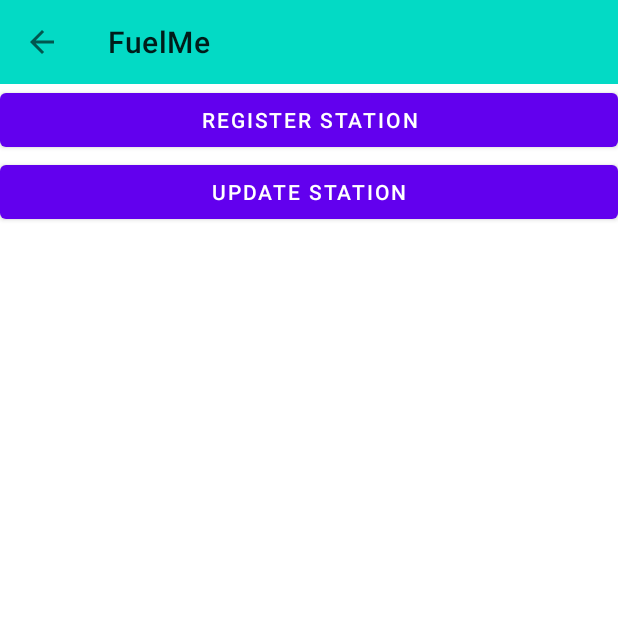
After one commit to paradocx96/FuelMe-App, an Android app: the OwnerDashboardActivity screen opened directly, with no data from a screen before it, on a phone screen of 412 x 824 dp, the top half of it. The commit adds this screen. Run offline under Robolectric (Android 15) with nearby library versions, the phone set to English and light mode, and no system bars.

Commit message:
Added OwnerDashboardActivity

```diff
--- a/app/src/main/AndroidManifest.xml
+++ b/app/src/main/AndroidManifest.xml
@@ -9,6 +9,13 @@
         android:roundIcon="@mipmap/ic_launcher_round"
         android:supportsRtl="true"
         android:theme="@style/Theme.FuelMe.NoActionBar">
+        <activity
+            android:name=".ui.owner_dashboard_screen.OwnerDashboardActivity"
+            android:exported="false">
+            <meta-data
+                android:name="android.app.lib_name"
+                android:value="" />
+        </activity>
         <activity
             android:name=".ui.mainscreen.StationSingleViewActivity"
             android:exported="false">
--- /dev/null
+++ b/app/src/main/java/com/example/fuelme/ui/owner_dashboard_screen/OwnerDashboardActivity.java
@@ -0,0 +1,41 @@
+package com.example.fuelme.ui.owner_dashboard_screen;
+
+import androidx.appcompat.app.AppCompatActivity;
+import androidx.appcompat.widget.Toolbar;
+
+import android.content.Intent;
+import android.os.Bundle;
+import android.view.View;
+import android.widget.Button;
+
+import com.example.fuelme.R;
+
+public class OwnerDashboardActivity extends AppCompatActivity {
+
+    Button btnRegisterStation, btnUpdateStation;
+
+    @Override
+    protected void onCreate(Bundle savedInstanceState) {
+        super.onCreate(savedInstanceState);
+        setContentView(R.layout.activity_owner_dashboard);
+
+        //instantiate toolbar and set the back button
+        Toolbar toolbar = (Toolbar) findViewById(R.id.owner_dashboard_toolbar);
+        setSupportActionBar(toolbar);
+        getSupportActionBar().setDisplayHomeAsUpEnabled(true);
+        getSupportActionBar().setDisplayShowHomeEnabled(true);
+
+        btnRegisterStation = findViewById(R.id.btn_registerStation);
+        btnUpdateStation = findViewById(R.id.btn_updateStation);
+
+
+    }
+
+    public void navigateToRegisterStation(View view){
+        //Intent intent = new Intent(this, )
+    }
+
+    public void  navigateToUpdate(View view){
+
+    }
+}
--- /dev/null
+++ b/app/src/main/res/layout/activity_owner_dashboard.xml
@@ -0,0 +1,35 @@
+<?xml version="1.0" encoding="utf-8"?>
+<LinearLayout xmlns:android="http://schemas.android.com/apk/res/android"
+    xmlns:app="http://schemas.android.com/apk/res-auto"
+    xmlns:tools="http://schemas.android.com/tools"
+    android:layout_width="match_parent"
+    android:layout_height="match_parent"
+    android:orientation="vertical"
+    tools:context=".ui.owner_dashboard_screen.OwnerDashboardActivity">
+
+    <androidx.appcompat.widget.Toolbar
+        android:id="@+id/owner_dashboard_toolbar"
+        android:layout_width="match_parent"
+        android:layout_height="?attr/actionBarSize"
+        android:background="@color/teal_200" />
+
+    <LinearLayout
+        android:layout_width="match_parent"
+        android:layout_height="match_parent"
+        android:orientation="vertical">
+
+
+        <Button
+            android:id="@+id/btn_registerStation"
+            android:layout_width="match_parent"
+            android:layout_height="wrap_content"
+            android:text="@string/register_station" />
+
+        <Button
+            android:id="@+id/btn_updateStation"
+            android:layout_width="match_parent"
+            android:layout_height="wrap_content"
+            android:text="@string/update_station" />
+    </LinearLayout>
+
+</LinearLayout>
--- a/app/src/main/res/values/strings.xml
+++ b/app/src/main/res/values/strings.xml
@@ -21,4 +21,6 @@
     <string name="sample_phone_number">0115522331</string>
     <string name="sample_website">eheliyagoda.lk</string>
     <string name="open">Open</string>
+    <string name="register_station">Register Station</string>
+    <string name="update_station">Update Station</string>
 </resources>
```
